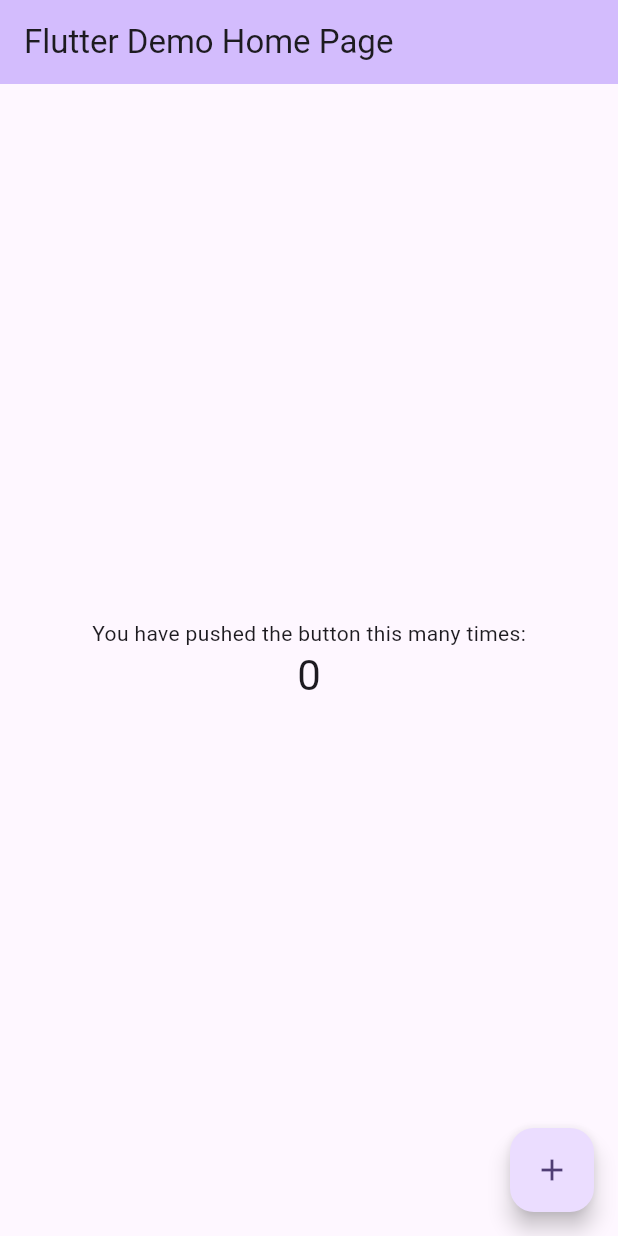
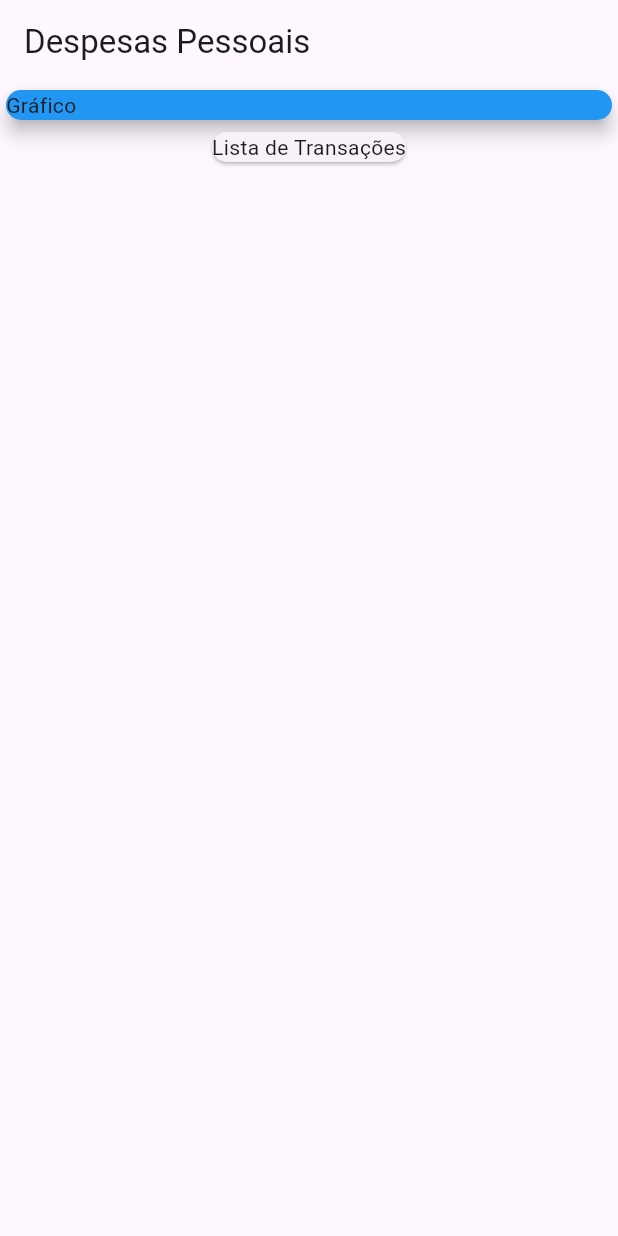
Before and after one commit to elias-ssouza/expenses_1.0, a Flutter app: the screen it shows after launch, on a phone screen of 412 x 824 dp. Run offline on Flutter 3.47's test engine with Material 3 defaults, Android fonts, the phone set to English and light mode, and no system bars.

Commit message:
criação dos componentes elementares

```diff
--- a/lib/main.dart
+++ b/lib/main.dart
@@ -1,125 +1,38 @@
 import 'package:flutter/material.dart';
 
-void main() {
-  runApp(const MyApp());
-}
+main() => runApp(ExpensesApp());
 
-class MyApp extends StatelessWidget {
-  const MyApp({super.key});
+class ExpensesApp extends StatelessWidget {
 
-  // This widget is the root of your application.
   @override
   Widget build(BuildContext context) {
     return MaterialApp(
-      title: 'Flutter Demo',
-      theme: ThemeData(
-        // This is the theme of your application.
-        //
-        // TRY THIS: Try running your application with "flutter run". You'll see
-        // the application has a purple toolbar. Then, without quitting the app,
-        // try changing the seedColor in the colorScheme below to Colors.green
-        // and then invoke "hot reload" (save your changes or press the "hot
-        // reload" button in a Flutter-supported IDE, or press "r" if you used
-        // the command line to start the app).
-        //
-        // Notice that the counter didn't reset back to zero; the application
-        // state is not lost during the reload. To reset the state, use hot
-        // restart instead.
-        //
-        // This works for code too, not just values: Most code changes can be
-        // tested with just a hot reload.
-        colorScheme: ColorScheme.fromSeed(seedColor: Colors.deepPurple),
-        useMaterial3: true,
-      ),
-      home: const MyHomePage(title: 'Flutter Demo Home Page'),
+      home:MyHomePage()
     );
   }
 }
 
-class MyHomePage extends StatefulWidget {
-  const MyHomePage({super.key, required this.title});
-
-  // This widget is the home page of your application. It is stateful, meaning
-  // that it has a State object (defined below) that contains fields that affect
-  // how it looks.
-
-  // This class is the configuration for the state. It holds the values (in this
-  // case the title) provided by the parent (in this case the App widget) and
-  // used by the build method of the State. Fields in a Widget subclass are
-  // always marked "final".
-
-  final String title;
-
-  @override
-  State<MyHomePage> createState() => _MyHomePageState();
-}
-
-class _MyHomePageState extends State<MyHomePage> {
-  int _counter = 0;
-
-  void _incrementCounter() {
-    setState(() {
-      // This call to setState tells the Flutter framework that something has
-      // changed in this State, which causes it to rerun the build method below
-      // so that the display can reflect the updated values. If we changed
-      // _counter without calling setState(), then the build method would not be
-      // called again, and so nothing would appear to happen.
-      _counter++;
-    });
-  }
-
-  @override
-  Widget build(BuildContext context) {
-    // This method is rerun every time setState is called, for instance as done
-    // by the _incrementCounter method above.
-    //
-    // The Flutter framework has been optimized to make rerunning build methods
-    // fast, so that you can just rebuild anything that needs updating rather
-    // than having to individually change instances of widgets.
-    return Scaffold(
-      appBar: AppBar(
-        // TRY THIS: Try changing the color here to a specific color (to
-        // Colors.amber, perhaps?) and trigger a hot reload to see the AppBar
-        // change color while the other colors stay the same.
-        backgroundColor: Theme.of(context).colorScheme.inversePrimary,
-        // Here we take the value from the MyHomePage object that was created by
-        // the App.build method, and use it to set our appbar title.
-        title: Text(widget.title),
-      ),
-      body: Center(
-        // Center is a layout widget. It takes a single child and positions it
-        // in the middle of the parent.
-        child: Column(
-          // Column is also a layout widget. It takes a list of children and
-          // arranges them vertically. By default, it sizes itself to fit its
-          // children horizontally, and tries to be as tall as its parent.
-          //
-          // Column has various properties to control how it sizes itself and
-          // how it positions its children. Here we use mainAxisAlignment to
-          // center the children vertically; the main axis here is the vertical
-          // axis because Columns are vertical (the cross axis would be
-          // horizontal).
-          //
-          // TRY THIS: Invoke "debug painting" (choose the "Toggle Debug Paint"
-          // action in the IDE, or press "p" in the console), to see the
-          // wireframe for each widget.
-          mainAxisAlignment: MainAxisAlignment.center,
+  class MyHomePage extends StatelessWidget{
+    @override
+    Widget build(BuildContext context){
+      return Scaffold(
+        appBar:AppBar(title: Text('Despesas Pessoais'),
+        ),
+        body: Column(
           children: <Widget>[
-            const Text(
-              'You have pushed the button this many times:',
+            Container(
+              width: double.infinity,
+              child: Card(
+                color: Colors.blue,
+                child: Text('Gráfico'),
+                elevation: 5,
+              ),
             ),
-            Text(
-              '$_counter',
-              style: Theme.of(context).textTheme.headlineMedium,
+            Card(
+              child: Text('Lista de Transações'),
             ),
           ],
         ),
-      ),
-      floatingActionButton: FloatingActionButton(
-        onPressed: _incrementCounter,
-        tooltip: 'Increment',
-        child: const Icon(Icons.add),
-      ), // This trailing comma makes auto-formatting nicer for build methods.
-    );
+      );
+    }
   }
-}
```
Also changed, not shown: 1 other file.
